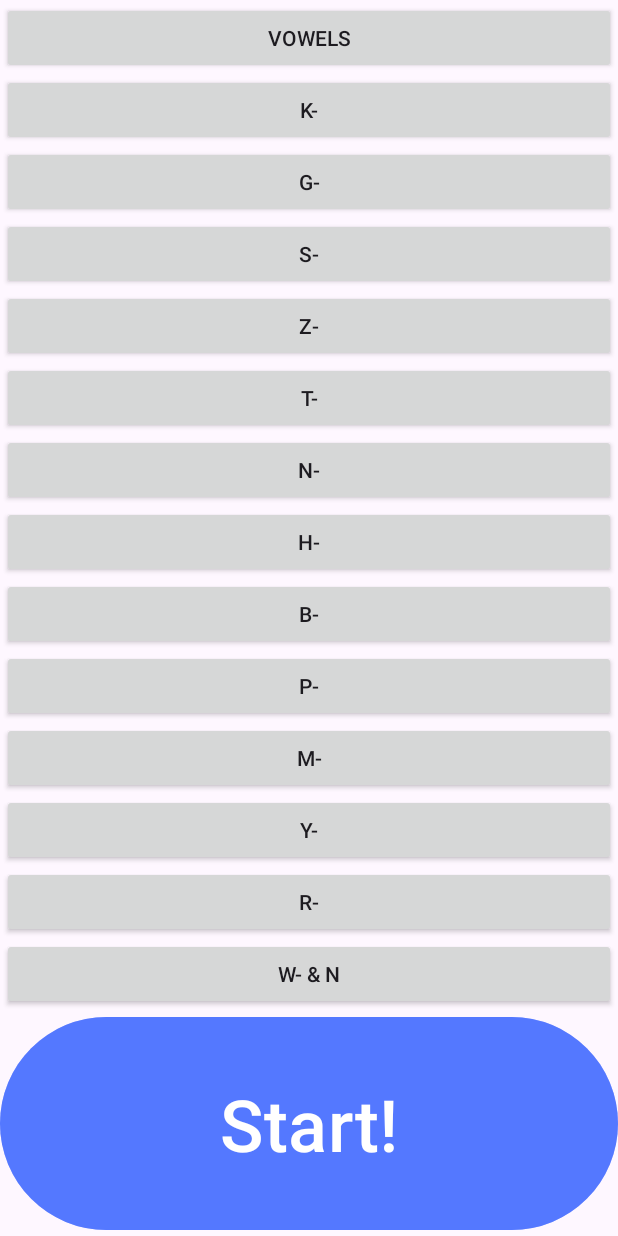
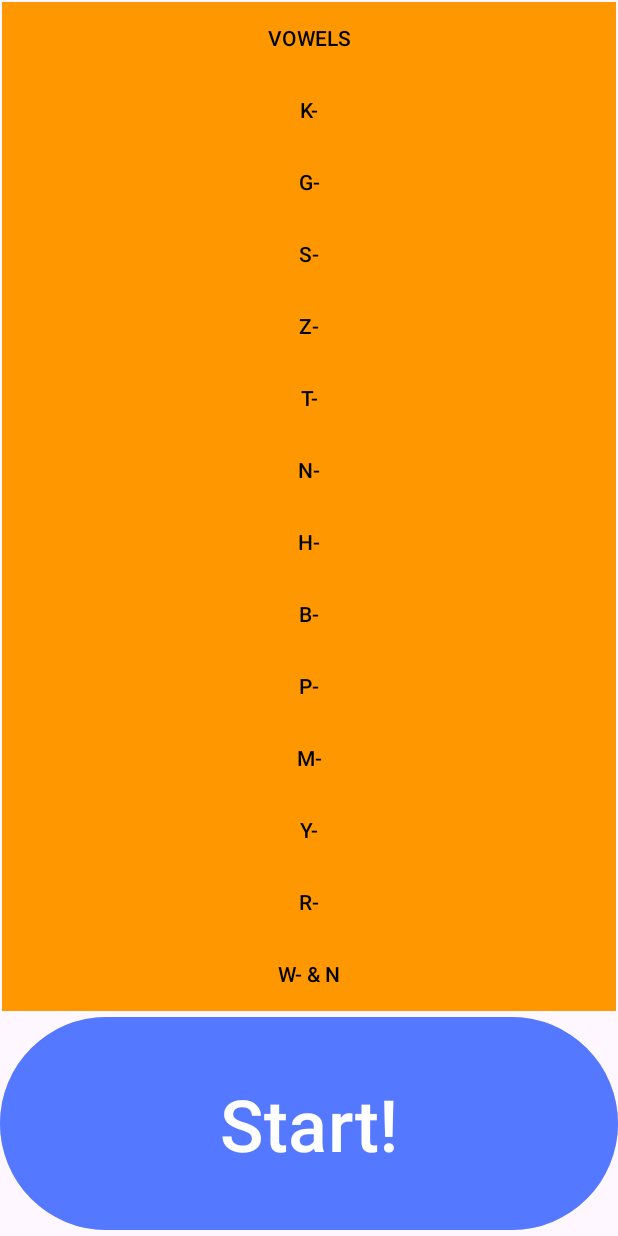
Before and after one commit to Insane96/KataHiraFlashCards, an Android app: the screen it shows after launch (MainActivity), on a phone screen of 412 x 824 dp. Run offline under Robolectric (Android 15) with nearby library versions, the phone set to English and light mode, and no system bars.

Commit message:
Group button

```diff
--- /dev/null
+++ b/app/src/main/java/com/github/insane96/katahiraflashcards/GroupButton.java
@@ -0,0 +1,33 @@
+package com.github.insane96.katahiraflashcards;
+
+import android.content.Context;
+
+import androidx.annotation.NonNull;
+import androidx.appcompat.widget.AppCompatButton;
+import androidx.core.content.ContextCompat;
+
+public class GroupButton extends AppCompatButton {
+    private JGroup jGroup;
+    private boolean isActive;
+
+    public GroupButton(@NonNull Context context, JGroup jGroup) {
+        super(context);
+        this.jGroup = jGroup;
+        setBackgroundResource(R.drawable.group_button_background);
+        setTextColor(ContextCompat.getColor(getContext(), R.color.black));
+        setOnClickListener(v -> switchActiveState());
+    }
+
+    public void switchActiveState() {
+        this.isActive = !this.isActive;
+        setActivated(this.isActive);
+    }
+
+    public JGroup getJGroup() {
+        return this.jGroup;
+    }
+
+    public boolean isActive() {
+        return this.isActive;
+    }
+}
--- a/app/src/main/java/com/github/insane96/katahiraflashcards/MainActivity.java
+++ b/app/src/main/java/com/github/insane96/katahiraflashcards/MainActivity.java
@@ -1,7 +1,6 @@
 package com.github.insane96.katahiraflashcards;
 
 import android.os.Bundle;
-import android.widget.Button;
 
 import androidx.activity.EdgeToEdge;
 import androidx.appcompat.app.AppCompatActivity;
@@ -11,10 +10,14 @@ import androidx.core.view.WindowInsetsCompat;
 
 import com.github.insane96.katahiraflashcards.databinding.ActivityMainBinding;
 
+import java.util.ArrayList;
+import java.util.List;
+
 public class MainActivity extends AppCompatActivity {
 
+    ActivityMainBinding binding;
 
-    ActivityMainBinding binding;
+    List<GroupButton> groupButtons = new ArrayList<>();
 
     @Override
     protected void onCreate(Bundle savedInstanceState) {
@@ -22,16 +25,17 @@ public class MainActivity extends AppCompatActivity {
         EdgeToEdge.enable(this);
         binding = ActivityMainBinding.inflate(getLayoutInflater());
         setContentView(binding.getRoot());
-        ViewCompat.setOnApplyWindowInsetsListener(findViewById(R.id.main), (v, insets) -> {
+        ViewCompat.setOnApplyWindowInsetsListener(binding.getRoot(), (v, insets) -> {
             Insets systemBars = insets.getInsets(WindowInsetsCompat.Type.systemBars());
             v.setPadding(systemBars.left, systemBars.top, systemBars.right, systemBars.bottom);
             return insets;
         });
 
         for (JGroup jGroup : JGroup.NAME_MAP.values()) {
-            Button button = new Button(this);
+            GroupButton button = new GroupButton(this, jGroup);
             int resId = getResources().getIdentifier("jgroup_" + jGroup.name.toLowerCase(), "string", getPackageName());
-            button.setText(getString(resId));
+            button.setText(resId != 0 ? getString(resId) : jGroup.name);
+            groupButtons.add(button);
             binding.scrGroupListLL.addView(button);
         }
     }
--- /dev/null
+++ b/app/src/main/res/drawable/group_button_background.xml
@@ -0,0 +1,5 @@
+<?xml version="1.0" encoding="utf-8"?>
+<selector xmlns:android="http://schemas.android.com/apk/res/android">
+    <item android:state_activated="true" android:drawable="@color/group_button_active" />
+    <item android:drawable="@color/group_button_inactive" />
+</selector>
--- a/app/src/main/res/values/colors.xml
+++ b/app/src/main/res/values/colors.xml
@@ -2,4 +2,6 @@
 <resources>
     <color name="black">#FF000000</color>
     <color name="white">#FFFFFFFF</color>
+    <color name="group_button_active">#4CAF50</color>
+    <color name="group_button_inactive">#FF9800</color>
 </resources>
```
